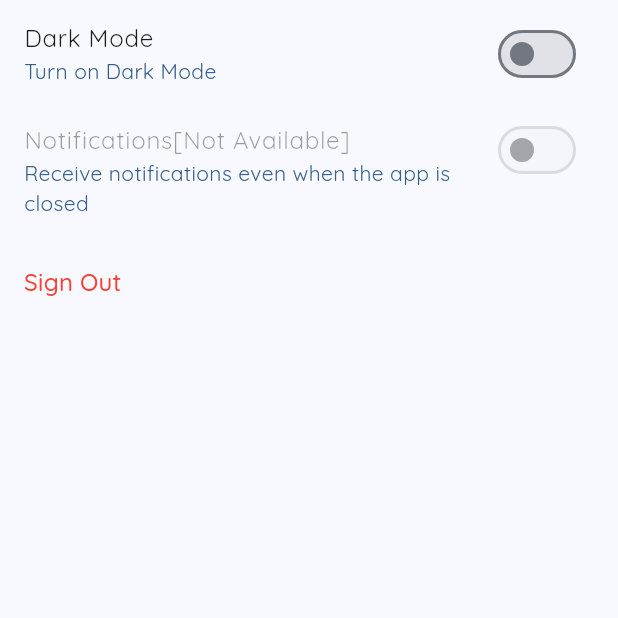
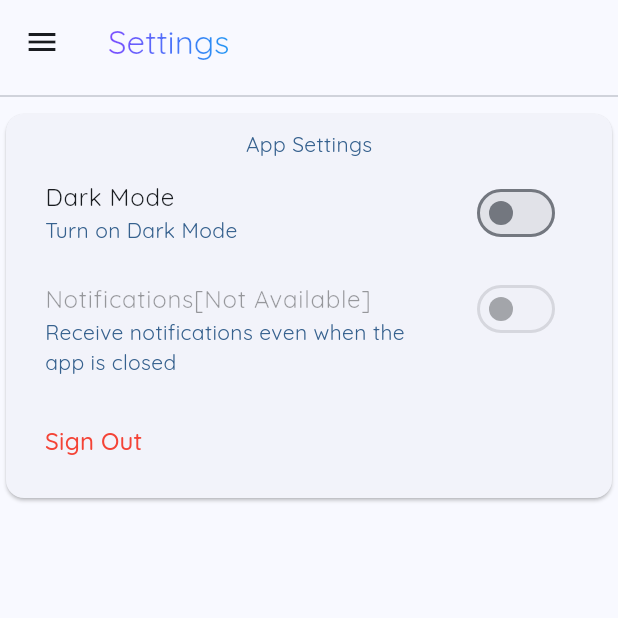
Before and after one commit to ShivanshuKGupta/hustle_stay, a Flutter app: the SettingsScreen screen opened directly, on a phone screen of 412 x 824 dp, the top half of it. Run offline on Flutter 3.47's test engine with Material 2 defaults, Android fonts, the phone set to English and light mode, and no system bars; drawn by our look-alikes of flutter_animate; our stand-ins replace cached_network_image, cloud_firestore, connectivity, firebase_auth, firebase_core, firebase_storage and 6 more; missing offline and left inert: animated_icon; accounts and stored records are empty.

Commit message:
Another Update

```diff
--- a/lib/screens/settings/settings_screen.dart
+++ b/lib/screens/settings/settings_screen.dart
@@ -4,7 +4,10 @@ import 'package:flutter_riverpod/flutter_riverpod.dart';
 import 'package:hustle_stay/main.dart';
 import 'package:hustle_stay/models/user.dart';
 import 'package:hustle_stay/providers/settings.dart';
+import 'package:hustle_stay/screens/drawers/main_drawer.dart';
+import 'package:hustle_stay/tools.dart';
 import 'package:hustle_stay/widgets/settings/current_user_tile.dart';
+import 'package:hustle_stay/widgets/settings/section.dart';
 
 class SettingsScreen extends ConsumerWidget {
   const SettingsScreen({super.key});
@@ -16,30 +19,19 @@ class SettingsScreen extends ConsumerWidget {
     const duration = Duration(milliseconds: 300);
     int i = 1;
     final widgetList = [
-      if (currentUser.email != null) const CurrentUserTile(),
       Column(
         children: [
           SwitchListTile(
               title: const Text('Dark Mode'),
               subtitle: Text(
                 'Turn ${settings.darkMode ? "off" : "on"} Dark Mode',
-                    style:
-                        TextStyle(color: Theme.of(context).colorScheme.primary),
+                style: TextStyle(color: Theme.of(context).colorScheme.primary),
               ),
               value: settings.darkMode,
               onChanged: (value) {
                 settings.darkMode = value;
                 settingsClass.notifyListeners();
-                  })
-              .animate()
-              .then(
-                  delay: Duration(milliseconds: duration.inMilliseconds * i++))
-              .fade(duration: duration)
-              .slideX(
-                  curve: Curves.decelerate,
-                  begin: 1,
-                  end: 0,
-                  duration: duration),
+              }),
           SwitchListTile(
             value: false,
             title: const Text('Notifications[Not Available]'),
@@ -49,16 +41,7 @@ class SettingsScreen extends ConsumerWidget {
             ),
             isThreeLine: true,
             onChanged: null,
-          )
-              .animate()
-              .then(
-                  delay: Duration(milliseconds: duration.inMilliseconds * i++))
-              .fade(duration: duration)
-              .slideX(
-                  curve: Curves.decelerate,
-                  begin: 1,
-                  end: 0,
-                  duration: duration),
+          ),
           ListTile(
             title: Text(
               'Sign Out',
@@ -73,26 +56,30 @@ class SettingsScreen extends ConsumerWidget {
               settingsClass.clearSettings();
               auth.signOut();
             },
-          )
-              .animate()
-              .then(
-                  delay: Duration(milliseconds: duration.inMilliseconds * i++))
-              .fade(duration: duration)
-              .slideX(
-                  curve: Curves.decelerate,
-                  begin: 1,
-                  end: 0,
-                  duration: duration),
+          ),
         ],
       ),
     ];
 
     return Scaffold(
-      body: ListView.separated(
-        itemCount: widgetList.length,
-        separatorBuilder: (ctx, _) => const Divider().animate().scaleX(
-            duration: duration * 2, curve: Curves.decelerate, begin: 0, end: 1),
-        itemBuilder: (ctx, index) => widgetList[index],
+      appBar: AppBar(
+        title: shaderText(context, title: 'Settings'),
+      ),
+      drawer: const MainDrawer(),
+      body: Column(
+        children: [
+          if (currentUser.email != null) const CurrentUserTile(),
+          const Divider().animate().scaleX(
+              duration: duration * 2,
+              curve: Curves.decelerate,
+              begin: 0,
+              end: 1),
+          Section(
+            title: "App Settings",
+            children: widgetList.animate().fade(duration: duration).slideX(
+                curve: Curves.decelerate, begin: 1, end: 0, duration: duration),
+          ),
+        ],
       ),
     );
   }
--- a/lib/widgets/complaints/complaint_list_item.dart
+++ b/lib/widgets/complaints/complaint_list_item.dart
@@ -1,7 +1,6 @@
 import 'package:cached_network_image/cached_network_image.dart';
 import 'package:cloud_firestore/cloud_firestore.dart';
 import 'package:flutter/material.dart';
-import 'package:flutter_animate/flutter_animate.dart';
 import 'package:flutter_riverpod/flutter_riverpod.dart';
 import 'package:hustle_stay/models/chat/chat.dart';
 import 'package:hustle_stay/models/complaint.dart';
@@ -93,9 +92,7 @@ class _ComplaintListItemState extends ConsumerState<ComplaintListItem> {
                 );
               },
             ),
-    )
-        .animate(target: !_animate ? 1 : 0)
-        .fade(begin: 0, end: 1, duration: duration);
+    );
   }
 
   void editMe() async {
--- /dev/null
+++ b/lib/widgets/settings/section.dart
@@ -0,0 +1,33 @@
+import 'package:flutter/material.dart';
+
+class Section extends StatelessWidget {
+  const Section({
+    super.key,
+    required this.title,
+    required this.children,
+  });
+
+  final String title;
+  final List<Widget> children;
+
+  @override
+  Widget build(BuildContext context) {
+    return Card(
+      child: Padding(
+        padding: const EdgeInsets.all(10.0),
+        child: Column(
+          mainAxisSize: MainAxisSize.min,
+          children: [
+            Text(
+              title,
+              style: Theme.of(context).textTheme.bodyMedium!.copyWith(
+                    color: Theme.of(context).colorScheme.primary,
+                  ),
+            ),
+            ...children,
+          ],
+        ),
+      ),
+    );
+  }
+}
```
Also changed, not shown: lib/screens/auth/edit_profile_screen.dart (+12 -43 lines), lib/screens/complaints/complaints_screen.dart (+14 -9 lines), lib/screens/home_screen.dart (+8 -4 lines), lib/widgets/chat/choose_users.dart.dart (+10 -3 lines), lib/widgets/complaints/complaints_list_widget.dart (+4 -9 lines). Lines whose indentation alone changed are shown as unchanged.
